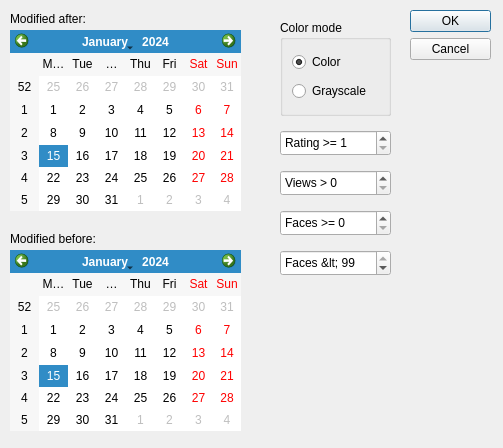
Above: searchform.ui from matrixsmaster/MILLA before the change. Below: the same form after it.
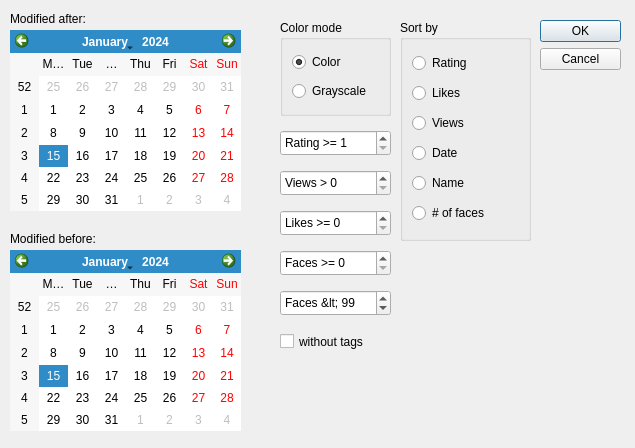
That is the form after the change.

Commit message: Added likes counter into DB. Fixed another model()-related memory bug. UI updated (both main and search dialogs).

```diff
--- a/searchform.ui
+++ b/searchform.ui
@@ -9,7 +9,7 @@
    <rect>
     <x>0</x>
     <y>0</y>
-    <width>503</width>
+    <width>635</width>
     <height>448</height>
    </rect>
   </property>
@@ -19,8 +19,8 @@
   <widget class="QDialogButtonBox" name="buttonBox">
    <property name="geometry">
     <rect>
-     <x>410</x>
-     <y>10</y>
+     <x>540</x>
+     <y>20</y>
      <width>81</width>
      <height>241</height>
     </rect>
@@ -149,7 +149,7 @@
    <property name="geometry">
     <rect>
      <x>280</x>
-     <y>210</y>
+     <y>250</y>
      <width>111</width>
      <height>26</height>
     </rect>
@@ -162,7 +162,7 @@
    <property name="geometry">
     <rect>
      <x>280</x>
-     <y>250</y>
+     <y>290</y>
      <width>111</width>
      <height>26</height>
     </rect>
@@ -173,10 +173,99 @@
    <property name="minimum">
     <number>1</number>
    </property>
+   <property name="maximum">
+    <number>100</number>
+   </property>
    <property name="value">
     <number>99</number>
    </property>
   </widget>
+  <widget class="QGroupBox" name="groupBox_2">
+   <property name="geometry">
+    <rect>
+     <x>400</x>
+     <y>20</y>
+     <width>131</width>
+     <height>221</height>
+    </rect>
+   </property>
+   <property name="title">
+    <string>Sort by</string>
+   </property>
+   <layout class="QVBoxLayout" name="verticalLayout_2">
+    <item>
+     <widget class="QRadioButton" name="radioButton_3">
+      <property name="text">
+       <string>Rating</string>
+      </property>
+     </widget>
+    </item>
+    <item>
+     <widget class="QRadioButton" name="radioButton_4">
+      <property name="text">
+       <string>Likes</string>
+      </property>
+     </widget>
+    </item>
+    <item>
+     <widget class="QRadioButton" name="radioButton_5">
+      <property name="text">
+       <string>Views</string>
+      </property>
+     </widget>
+    </item>
+    <item>
+     <widget class="QRadioButton" name="radioButton_6">
+      <property name="text">
+       <string>Date</string>
+      </property>
+     </widget>
+    </item>
+    <item>
+     <widget class="QRadioButton" name="radioButton_7">
+      <property name="text">
+       <string>Name</string>
+      </property>
+     </widget>
+    </item>
+    <item>
+     <widget class="QRadioButton" name="radioButton_8">
+      <property name="text">
+       <string># of faces</string>
+      </property>
+     </widget>
+    </item>
+   </layout>
+  </widget>
+  <widget class="QSpinBox" name="spinBox_5">
+   <property name="geometry">
+    <rect>
+     <x>280</x>
+     <y>210</y>
+     <width>111</width>
+     <height>26</height>
+    </rect>
+   </property>
+   <property name="prefix">
+    <string>Likes &gt;= </string>
+   </property>
+   <property name="maximum">
+    <number>500</number>
+   </property>
+  </widget>
+  <widget class="QCheckBox" name="checkBox">
+   <property name="geometry">
+    <rect>
+     <x>280</x>
+     <y>330</y>
+     <width>101</width>
+     <height>23</height>
+    </rect>
+   </property>
+   <property name="text">
+    <string>without tags</string>
+   </property>
+  </widget>
  </widget>
  <resources/>
  <connections>
```
The commit also changes 3 other files.
